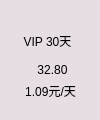
This is vipitemwidget.ui in ZhouMei20220810/TEST as Qt 5 draws it before an edit. The edited form follows.
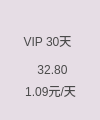
This is the edited form. Icons and pictures are not drawn.

```diff
--- a/vipitemwidget.ui
+++ b/vipitemwidget.ui
@@ -54,6 +54,11 @@
      <height>21</height>
     </rect>
    </property>
+   <property name="styleSheet">
+    <string notr="true">color:#FF4A4A4A;
+border:none;
+background:transparent;</string>
+   </property>
    <property name="text">
     <string>VIP 30天</string>
    </property>
@@ -70,6 +75,11 @@
      <height>20</height>
     </rect>
    </property>
+   <property name="styleSheet">
+    <string notr="true">color:#FF4A4A4A;
+border:none;
+background:transparent;</string>
+   </property>
    <property name="text">
     <string>32.80</string>
    </property>
@@ -86,6 +96,11 @@
      <height>21</height>
     </rect>
    </property>
+   <property name="styleSheet">
+    <string notr="true">color:#FF4A4A4A;
+border:none;
+background:transparent;</string>
+   </property>
    <property name="text">
     <string>1.09元/天</string>
    </property>
```
